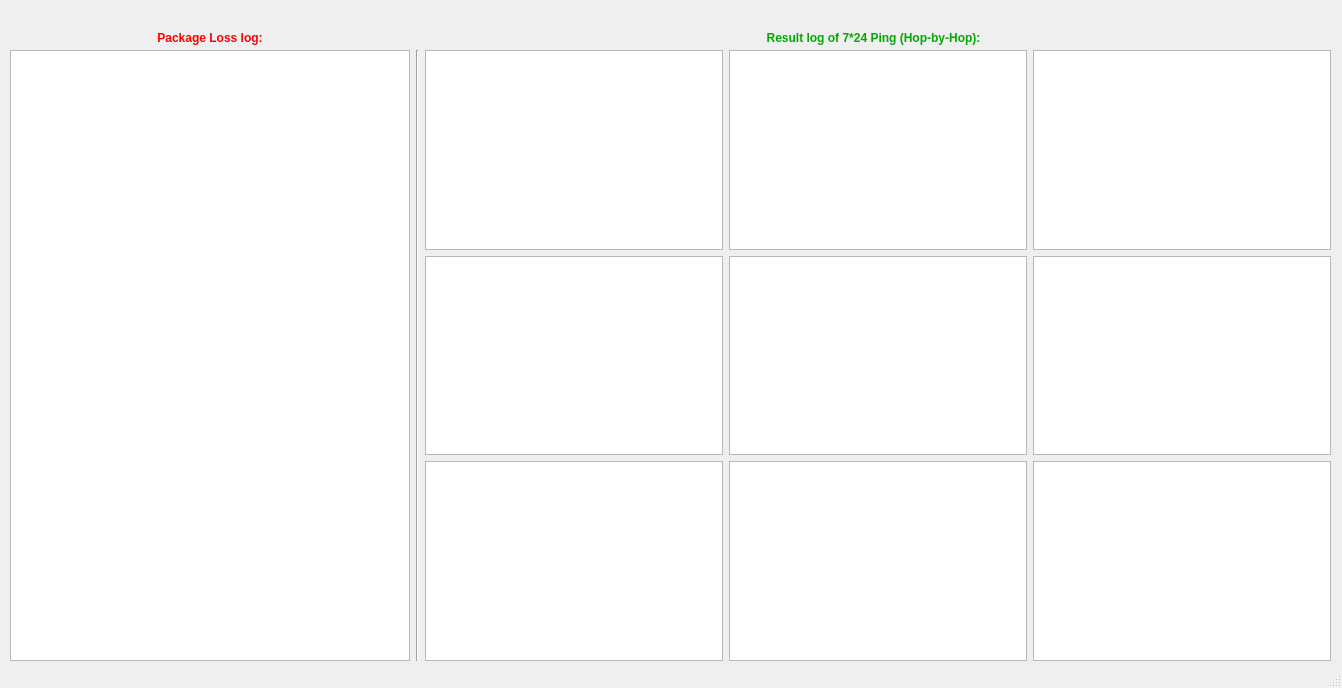
Qxff/DSC_Troubleshooting_Tool, file All_Day_Ping_Result.ui: the form before one commit.
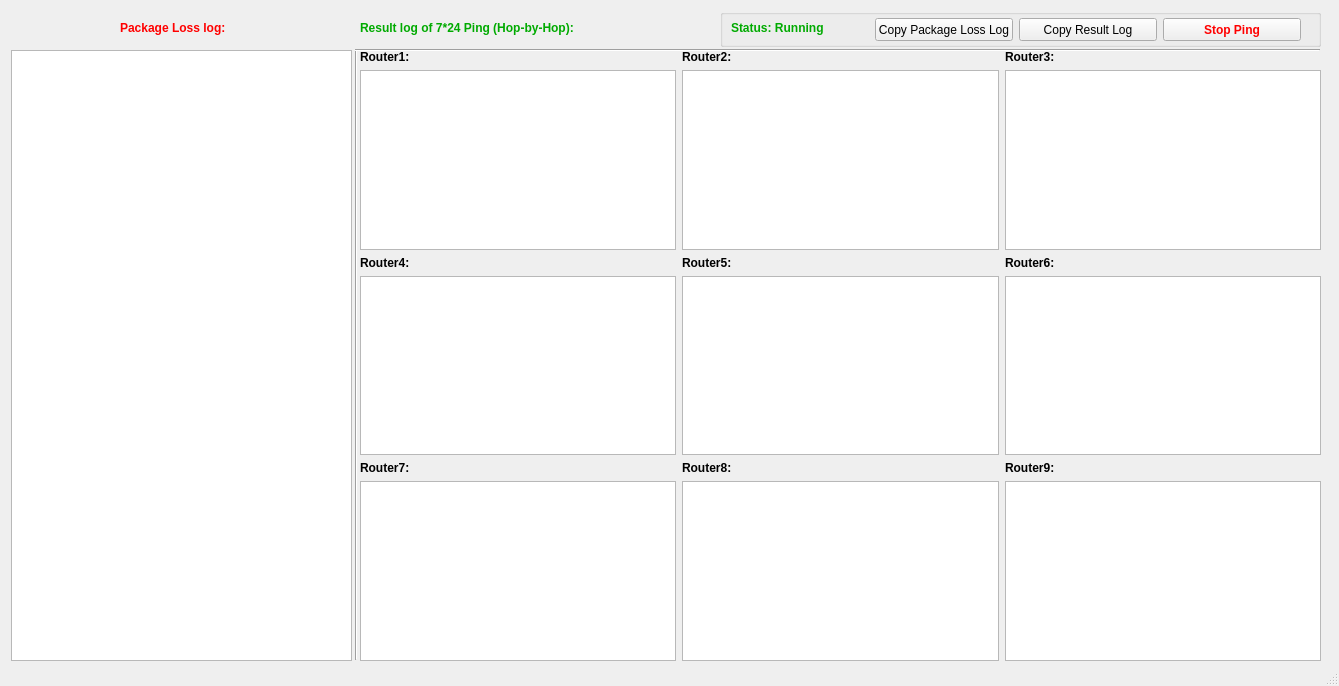
The form after the commit.

What changed in the file:
```diff
--- a/All_Day_Ping_Result.ui
+++ b/All_Day_Ping_Result.ui
@@ -6,110 +6,421 @@
    <rect>
     <x>0</x>
     <y>0</y>
-    <width>1342</width>
-    <height>688</height>
+    <width>1339</width>
+    <height>686</height>
    </rect>
   </property>
   <property name="windowTitle">
    <string>All Day Ping Result</string>
   </property>
   <widget class="QWidget" name="centralwidget">
-   <widget class="QWidget" name="layoutWidget">
+   <widget class="Line" name="label_none">
     <property name="geometry">
      <rect>
-      <x>10</x>
-      <y>30</y>
-      <width>1321</width>
+      <x>355</x>
+      <y>42</y>
+      <width>965</width>
       <height>16</height>
      </rect>
     </property>
-    <layout class="QHBoxLayout" name="horizontalLayout">
-     <item>
-      <widget class="QLabel" name="label_2">
-       <property name="maximumSize">
-        <size>
-         <width>400</width>
-         <height>16777215</height>
-        </size>
+    <property name="orientation">
+     <enum>Qt::Horizontal</enum>
+    </property>
+   </widget>
+   <widget class="QGroupBox" name="groupBox">
+    <property name="geometry">
+     <rect>
+      <x>720</x>
+      <y>9</y>
+      <width>601</width>
+      <height>38</height>
+     </rect>
+    </property>
+    <property name="styleSheet">
+     <string notr="true"/>
+    </property>
+    <property name="title">
+     <string/>
+    </property>
+    <widget class="QLabel" name="label_7_24_ping_status">
+     <property name="geometry">
+      <rect>
+       <x>11</x>
+       <y>11</y>
+       <width>138</width>
+       <height>16</height>
+      </rect>
+     </property>
+     <property name="minimumSize">
+      <size>
+       <width>138</width>
+       <height>0</height>
+      </size>
+     </property>
+     <property name="maximumSize">
+      <size>
+       <width>138</width>
+       <height>16777215</height>
+      </size>
+     </property>
+     <property name="font">
+      <font>
+       <pointsize>9</pointsize>
+       <weight>75</weight>
+       <bold>true</bold>
+      </font>
+     </property>
+     <property name="styleSheet">
+      <string notr="true">color: rgb(255, 0, 0);</string>
+     </property>
+     <property name="text">
+      <string>&lt;html&gt;&lt;head/&gt;&lt;body&gt;&lt;p&gt;&lt;span style=&quot; font-size:9pt; font-weight:600; color:#00aa00;&quot;&gt;Status: Running&lt;/span&gt;&lt;/p&gt;&lt;/body&gt;&lt;/html&gt;</string>
+     </property>
+    </widget>
+    <widget class="QPushButton" name="pushButton_copy_result_log">
+     <property name="geometry">
+      <rect>
+       <x>299</x>
+       <y>9</y>
+       <width>138</width>
+       <height>23</height>
+      </rect>
+     </property>
+     <property name="minimumSize">
+      <size>
+       <width>138</width>
+       <height>0</height>
+      </size>
+     </property>
+     <property name="maximumSize">
+      <size>
+       <width>138</width>
+       <height>16777215</height>
+      </size>
+     </property>
+     <property name="font">
+      <font>
+       <pointsize>9</pointsize>
+       <weight>50</weight>
+       <bold>false</bold>
+      </font>
+     </property>
+     <property name="text">
+      <string>Copy Result Log</string>
+     </property>
+    </widget>
+    <widget class="QPushButton" name="pushButton_stop_ping">
+     <property name="geometry">
+      <rect>
+       <x>443</x>
+       <y>9</y>
+       <width>138</width>
+       <height>23</height>
+      </rect>
+     </property>
+     <property name="minimumSize">
+      <size>
+       <width>138</width>
+       <height>0</height>
+      </size>
+     </property>
+     <property name="maximumSize">
+      <size>
+       <width>138</width>
+       <height>16777215</height>
+      </size>
+     </property>
+     <property name="font">
+      <font>
+       <pointsize>9</pointsize>
+       <weight>75</weight>
+       <bold>true</bold>
+      </font>
+     </property>
+     <property name="styleSheet">
+      <string notr="true">color: rgb(255, 0, 0);</string>
+     </property>
+     <property name="text">
+      <string>Stop Ping</string>
+     </property>
+    </widget>
+    <widget class="QPushButton" name="pushButton_copy_package_loss_log">
+     <property name="geometry">
+      <rect>
+       <x>155</x>
+       <y>9</y>
+       <width>138</width>
+       <height>23</height>
+      </rect>
+     </property>
+     <property name="minimumSize">
+      <size>
+       <width>138</width>
+       <height>0</height>
+      </size>
+     </property>
+     <property name="maximumSize">
+      <size>
+       <width>138</width>
+       <height>16777215</height>
+      </size>
+     </property>
+     <property name="font">
+      <font>
+       <pointsize>9</pointsize>
+       <weight>50</weight>
+       <bold>false</bold>
+      </font>
+     </property>
+     <property name="text">
+      <string>Copy Package Loss Log</string>
+     </property>
+    </widget>
+   </widget>
+   <widget class="QTextEdit" name="textEdit_package_loss_log">
+    <property name="geometry">
+     <rect>
+      <x>11</x>
+      <y>50</y>
+      <width>341</width>
+      <height>611</height>
+     </rect>
+    </property>
+    <property name="maximumSize">
+     <size>
+      <width>400</width>
+      <height>16777215</height>
+     </size>
+    </property>
+   </widget>
+   <widget class="Line" name="line">
+    <property name="geometry">
+     <rect>
+      <x>346</x>
+      <y>49</y>
+      <width>20</width>
+      <height>611</height>
+     </rect>
+    </property>
+    <property name="orientation">
+     <enum>Qt::Vertical</enum>
+    </property>
+   </widget>
+   <widget class="QWidget" name="">
+    <property name="geometry">
+     <rect>
+      <x>360</x>
+      <y>50</y>
+      <width>961</width>
+      <height>611</height>
+     </rect>
+    </property>
+    <layout class="QGridLayout" name="gridLayout">
+     <item row="5" column="2">
+      <widget class="QTextEdit" name="textEdit_ping_result_9"/>
+     </item>
+     <item row="5" column="1">
+      <widget class="QTextEdit" name="textEdit_ping_result_8"/>
+     </item>
+     <item row="2" column="1">
+      <widget class="QLabel" name="label_route5">
+       <property name="font">
+        <font>
+         <weight>75</weight>
+         <bold>true</bold>
+        </font>
        </property>
        <property name="text">
-        <string>&lt;html&gt;&lt;head/&gt;&lt;body&gt;&lt;p align=&quot;center&quot;&gt;&lt;span style=&quot; font-size:9pt; font-weight:600; color:#ff0000;&quot;&gt;Package Loss log:&lt;/span&gt;&lt;/p&gt;&lt;/body&gt;&lt;/html&gt;</string>
+        <string>&lt;html&gt;&lt;head/&gt;&lt;body&gt;&lt;p&gt;&lt;span style=&quot; font-weight:600;&quot;&gt;Router5: &lt;/span&gt;&lt;/p&gt;&lt;/body&gt;&lt;/html&gt;</string>
        </property>
       </widget>
      </item>
-     <item>
-      <widget class="QLabel" name="label">
+     <item row="0" column="0">
+      <widget class="QLabel" name="label_route1">
+       <property name="font">
+        <font>
+         <weight>75</weight>
+         <bold>true</bold>
+        </font>
+       </property>
        <property name="text">
-        <string>&lt;html&gt;&lt;head/&gt;&lt;body&gt;&lt;p align=&quot;center&quot;&gt;&lt;span style=&quot; font-size:9pt; font-weight:600; color:#00aa00;&quot;&gt;Result log of 7*24 Ping (Hop-by-Hop):&lt;/span&gt;&lt;/p&gt;&lt;/body&gt;&lt;/html&gt;</string>
+        <string>&lt;html&gt;&lt;head/&gt;&lt;body&gt;&lt;p&gt;&lt;span style=&quot; font-weight:600;&quot;&gt;Router1: &lt;/span&gt;&lt;/p&gt;&lt;/body&gt;&lt;/html&gt;</string>
        </property>
       </widget>
      </item>
-    </layout>
-   </widget>
-   <widget class="QWidget" name="layoutWidget">
-    <property name="geometry">
-     <rect>
-      <x>10</x>
-      <y>50</y>
-      <width>1321</width>
-      <height>611</height>
-     </rect>
-    </property>
-    <layout class="QHBoxLayout" name="horizontalLayout_2">
-     <item>
-      <widget class="QTextEdit" name="textEdit_package_loss_log">
-       <property name="maximumSize">
-        <size>
-         <width>400</width>
-         <height>16777215</height>
-        </size>
+     <item row="2" column="0">
+      <widget class="QLabel" name="label_route4">
+       <property name="font">
+        <font>
+         <weight>75</weight>
+         <bold>true</bold>
+        </font>
        </property>
+       <property name="text">
+        <string>&lt;html&gt;&lt;head/&gt;&lt;body&gt;&lt;p&gt;&lt;span style=&quot; font-weight:600;&quot;&gt;Router4: &lt;/span&gt;&lt;/p&gt;&lt;/body&gt;&lt;/html&gt;</string>
+       </property>
       </widget>
      </item>
-     <item>
-      <widget class="Line" name="line">
-       <property name="orientation">
-        <enum>Qt::Vertical</enum>
+     <item row="3" column="2">
+      <widget class="QTextEdit" name="textEdit_ping_result_6"/>
+     </item>
+     <item row="4" column="1">
+      <widget class="QLabel" name="label_route8">
+       <property name="font">
+        <font>
+         <weight>75</weight>
+         <bold>true</bold>
+        </font>
        </property>
+       <property name="text">
+        <string>&lt;html&gt;&lt;head/&gt;&lt;body&gt;&lt;p&gt;&lt;span style=&quot; font-weight:600;&quot;&gt;Router8: &lt;/span&gt;&lt;/p&gt;&lt;/body&gt;&lt;/html&gt;</string>
+       </property>
       </widget>
      </item>
-     <item>
-      <layout class="QGridLayout" name="gridLayout">
-       <item row="2" column="0">
-        <widget class="QTextEdit" name="textEdit_ping_result_7"/>
-       </item>
-       <item row="1" column="1">
-        <widget class="QTextEdit" name="textEdit_ping_result_5"/>
-       </item>
-       <item row="1" column="0">
-        <widget class="QTextEdit" name="textEdit_ping_result_4"/>
-       </item>
-       <item row="0" column="0">
-        <widget class="QTextEdit" name="textEdit_ping_result_1">
-         <property name="placeholderText">
-          <string/>
-         </property>
-        </widget>
-       </item>
-       <item row="0" column="2">
-        <widget class="QTextEdit" name="textEdit_ping_result_3"/>
-       </item>
-       <item row="2" column="2">
-        <widget class="QTextEdit" name="textEdit_ping_result_9"/>
-       </item>
-       <item row="0" column="1">
-        <widget class="QTextEdit" name="textEdit_ping_result_2"/>
-       </item>
-       <item row="2" column="1">
-        <widget class="QTextEdit" name="textEdit_ping_result_8"/>
-       </item>
-       <item row="1" column="2">
-        <widget class="QTextEdit" name="textEdit_ping_result_6"/>
-       </item>
-      </layout>
+     <item row="4" column="0">
+      <widget class="QLabel" name="label_route7">
+       <property name="font">
+        <font>
+         <weight>75</weight>
+         <bold>true</bold>
+        </font>
+       </property>
+       <property name="text">
+        <string>&lt;html&gt;&lt;head/&gt;&lt;body&gt;&lt;p&gt;&lt;span style=&quot; font-weight:600;&quot;&gt;Router7: &lt;/span&gt;&lt;/p&gt;&lt;/body&gt;&lt;/html&gt;</string>
+       </property>
+      </widget>
      </item>
+     <item row="1" column="2">
+      <widget class="QTextEdit" name="textEdit_ping_result_3"/>
+     </item>
+     <item row="3" column="0">
+      <widget class="QTextEdit" name="textEdit_ping_result_4"/>
+     </item>
+     <item row="1" column="1">
+      <widget class="QTextEdit" name="textEdit_ping_result_2"/>
+     </item>
+     <item row="1" column="0">
+      <widget class="QTextEdit" name="textEdit_ping_result_1">
+       <property name="placeholderText">
+        <string/>
+       </property>
+      </widget>
+     </item>
+     <item row="2" column="2">
+      <widget class="QLabel" name="label_route6">
+       <property name="font">
+        <font>
+         <weight>75</weight>
+         <bold>true</bold>
+        </font>
+       </property>
+       <property name="text">
+        <string>&lt;html&gt;&lt;head/&gt;&lt;body&gt;&lt;p&gt;&lt;span style=&quot; font-weight:600;&quot;&gt;Router6: &lt;/span&gt;&lt;/p&gt;&lt;/body&gt;&lt;/html&gt;</string>
+       </property>
+      </widget>
+     </item>
+     <item row="5" column="0">
+      <widget class="QTextEdit" name="textEdit_ping_result_7"/>
+     </item>
+     <item row="0" column="1">
+      <widget class="QLabel" name="label_route2">
+       <property name="font">
+        <font>
+         <weight>75</weight>
+         <bold>true</bold>
+        </font>
+       </property>
+       <property name="text">
+        <string>&lt;html&gt;&lt;head/&gt;&lt;body&gt;&lt;p&gt;&lt;span style=&quot; font-weight:600;&quot;&gt;Router2: &lt;/span&gt;&lt;/p&gt;&lt;/body&gt;&lt;/html&gt;</string>
+       </property>
+      </widget>
+     </item>
+     <item row="4" column="2">
+      <widget class="QLabel" name="label_route9">
+       <property name="font">
+        <font>
+         <weight>75</weight>
+         <bold>true</bold>
+        </font>
+       </property>
+       <property name="text">
+        <string>&lt;html&gt;&lt;head/&gt;&lt;body&gt;&lt;p&gt;&lt;span style=&quot; font-weight:600;&quot;&gt;Router9: &lt;/span&gt;&lt;/p&gt;&lt;/body&gt;&lt;/html&gt;</string>
+       </property>
+      </widget>
+     </item>
+     <item row="3" column="1">
+      <widget class="QTextEdit" name="textEdit_ping_result_5"/>
+     </item>
+     <item row="0" column="2">
+      <widget class="QLabel" name="label_route3">
+       <property name="font">
+        <font>
+         <weight>75</weight>
+         <bold>true</bold>
+        </font>
+       </property>
+       <property name="text">
+        <string>&lt;html&gt;&lt;head/&gt;&lt;body&gt;&lt;p&gt;&lt;span style=&quot; font-weight:600;&quot;&gt;Router3: &lt;/span&gt;&lt;/p&gt;&lt;/body&gt;&lt;/html&gt;</string>
+       </property>
+      </widget>
+     </item>
     </layout>
    </widget>
+   <widget class="QLabel" name="label">
+    <property name="geometry">
+     <rect>
+      <x>360</x>
+      <y>20</y>
+      <width>239</width>
+      <height>16</height>
+     </rect>
+    </property>
+    <property name="text">
+     <string>&lt;html&gt;&lt;head/&gt;&lt;body&gt;&lt;p&gt;&lt;span style=&quot; font-size:9pt; font-weight:600; color:#00aa00;&quot;&gt;Result log of 7*24 Ping (Hop-by-Hop):&lt;/span&gt;&lt;/p&gt;&lt;/body&gt;&lt;/html&gt;</string>
+    </property>
+   </widget>
+   <widget class="QLabel" name="label_2">
+    <property name="geometry">
+     <rect>
+      <x>120</x>
+      <y>20</y>
+      <width>108</width>
+      <height>16</height>
+     </rect>
+    </property>
+    <property name="minimumSize">
+     <size>
+      <width>0</width>
+      <height>0</height>
+     </size>
+    </property>
+    <property name="maximumSize">
+     <size>
+      <width>330</width>
+      <height>16777215</height>
+     </size>
+    </property>
+    <property name="text">
+     <string>&lt;html&gt;&lt;head/&gt;&lt;body&gt;&lt;p&gt;&lt;span style=&quot; font-size:9pt; font-weight:600; color:#ff0000;&quot;&gt;Package Loss log:&lt;/span&gt;&lt;/p&gt;&lt;/body&gt;&lt;/html&gt;</string>
+    </property>
+   </widget>
+   <zorder>layoutWidget</zorder>
+   <zorder>layoutWidget</zorder>
+   <zorder>label_route1</zorder>
+   <zorder>label_route2</zorder>
+   <zorder>label_route3</zorder>
+   <zorder>label_route6</zorder>
+   <zorder>label_route4</zorder>
+   <zorder>label_route5</zorder>
+   <zorder>label_route8</zorder>
+   <zorder>label_route7</zorder>
+   <zorder>label_route9</zorder>
+   <zorder>label_none</zorder>
+   <zorder>pushButton_copy_result_log</zorder>
+   <zorder>pushButton_stop_ping</zorder>
+   <zorder>pushButton_copy_package_loss_log</zorder>
+   <zorder>groupBox</zorder>
+   <zorder>label_7_24_ping_status</zorder>
   </widget>
   <widget class="QStatusBar" name="statusbar"/>
  </widget>
```
